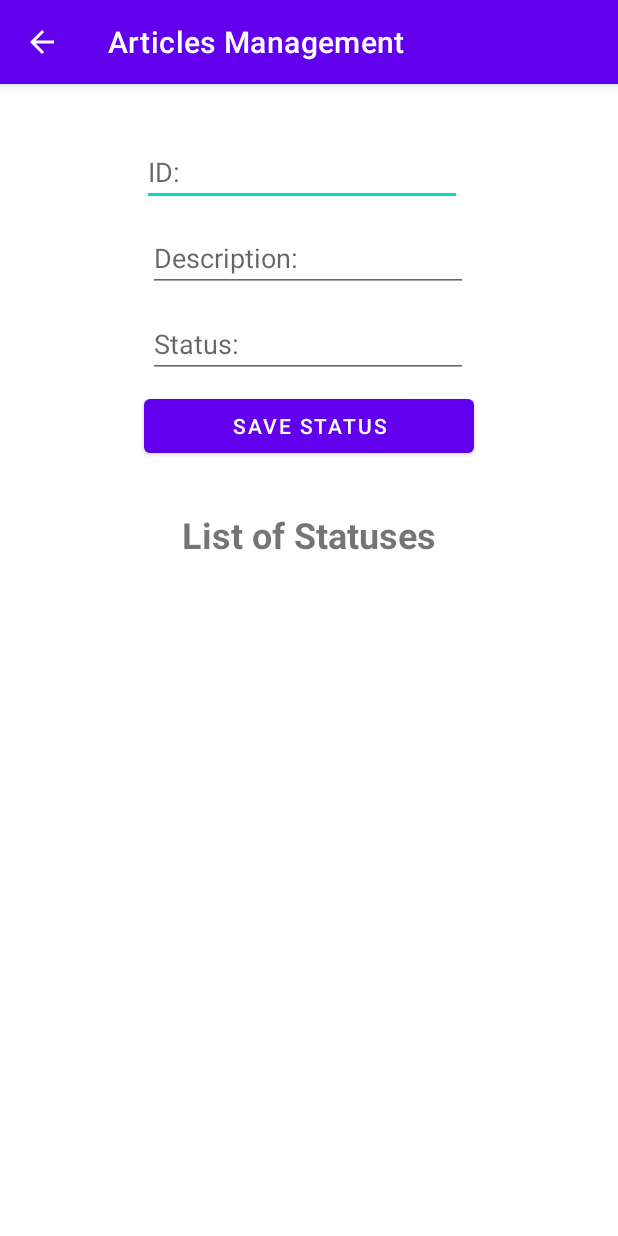
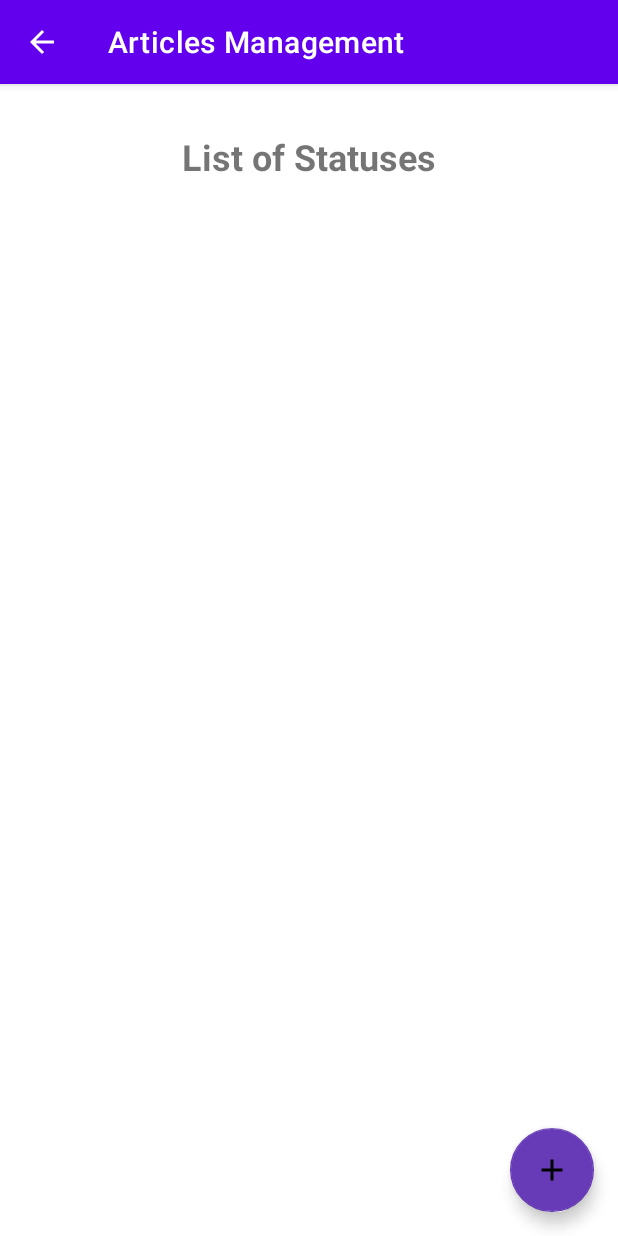
Before and after one commit to AlexRTC1997/EB_Project, an Android app: the StatusActivity screen opened directly, with no data from a screen before it, on a phone screen of 412 x 824 dp. Run offline under Robolectric (Android 15) with nearby library versions, the phone set to English and light mode, and no system bars.

Commit message:
UPDATE: Status Add Activity

```diff
--- a/app/src/main/java/com/example/eb_project/StatusActivity.java
+++ b/app/src/main/java/com/example/eb_project/StatusActivity.java
@@ -4,6 +4,7 @@ import androidx.appcompat.app.AppCompatActivity;
 import androidx.recyclerview.widget.LinearLayoutManager;
 import androidx.recyclerview.widget.RecyclerView;
 
+import android.content.Intent;
 import android.os.Bundle;
 import android.view.View;
 import android.widget.Button;
@@ -13,13 +14,14 @@ import android.widget.Toast;
 import com.example.eb_project.adapters.StatusListAdapter;
 import com.example.eb_project.db.DbStatus;
 import com.example.eb_project.entities.Status;
+import com.google.android.material.floatingactionbutton.FloatingActionButton;
 
 import java.util.ArrayList;
 
 public class StatusActivity extends AppCompatActivity {
 
-    EditText etStatusId, etStatusDescription, etStatusStatus;
-    Button btnStatusSave;
+
+    FloatingActionButton fbaStatusAdd;
 
     RecyclerView rvStatusList;
     ArrayList<Status> statusList;
@@ -30,25 +32,8 @@ public class StatusActivity extends AppCompatActivity {
         setContentView(R.layout.activity_status);
 
         // STATUS FORM
-        etStatusId = findViewById(R.id.ed_status_details_id);
-        etStatusDescription = findViewById(R.id.et_status_details_description);
-        etStatusStatus = findViewById(R.id.et_status_details_status);
-        btnStatusSave = findViewById(R.id.btn_status_details_save);
+        fbaStatusAdd = findViewById(R.id.fba_status_add);
 
-        btnStatusSave.setOnClickListener(new View.OnClickListener() {
-            @Override
-            public void onClick(View view) {
-                DbStatus dbArticles = new DbStatus(StatusActivity.this);
-                long id = dbArticles.insertStatus(etStatusId.getText().toString(), etStatusDescription.getText().toString(), etStatusStatus.getText().toString());
-
-                if (id > 0) {
-                    Toast.makeText(StatusActivity.this, "Saved status", Toast.LENGTH_LONG).show();
-                    cleanFields();
-                } else {
-                    Toast.makeText(StatusActivity.this, "Something went wrong", Toast.LENGTH_LONG).show();
-                }
-            }
-        });
 
         // RECYCLER VIEW
         rvStatusList = findViewById(R.id.rv_status_list);
@@ -60,11 +45,16 @@ public class StatusActivity extends AppCompatActivity {
 
         StatusListAdapter adapter = new StatusListAdapter(dbStatus.displayStatus());
         rvStatusList.setAdapter(adapter);
+
+        // ADD ACTION
+        fbaStatusAdd.setOnClickListener(new View.OnClickListener() {
+            @Override
+            public void onClick(View view) {
+                Intent intent = new Intent(StatusActivity.this, StatusAddActivity.class);
+                startActivity(intent);
+            }
+        });
     }
 
-    private void cleanFields() {
-        etStatusId.setText("");
-        etStatusDescription.setText("");
-        etStatusStatus.setText("");
-    }
+
 }
--- /dev/null
+++ b/app/src/main/res/drawable/ic_add.xml
@@ -0,0 +1,5 @@
+<vector android:height="24dp" android:tint="#FFFFFF"
+    android:viewportHeight="24" android:viewportWidth="24"
+    android:width="24dp" xmlns:android="http://schemas.android.com/apk/res/android">
+    <path android:fillColor="@android:color/white" android:pathData="M19,13h-6v6h-2v-6H5v-2h6V5h2v6h6v2z"/>
+</vector>
--- a/app/src/main/res/layout/activity_status.xml
+++ b/app/src/main/res/layout/activity_status.xml
@@ -6,57 +6,6 @@
     android:layout_height="match_parent"
     tools:context=".StatusActivity">
 
-    <EditText
-        android:id="@+id/ed_status_details_id"
-        android:layout_width="wrap_content"
-        android:layout_height="wrap_content"
-        android:layout_marginTop="36dp"
-        android:ems="10"
-        android:hint="@string/status_id_label"
-        android:inputType="textPersonName"
-        app:layout_constraintEnd_toEndOf="parent"
-        app:layout_constraintHorizontal_bias="0.477"
-        app:layout_constraintStart_toStartOf="parent"
-        app:layout_constraintTop_toTopOf="parent" />
-
-    <EditText
-        android:id="@+id/et_status_details_description"
-        android:layout_width="wrap_content"
-        android:layout_height="wrap_content"
-        android:layout_marginTop="12dp"
-        android:ems="10"
-        android:hint="@string/status_description_label"
-        android:inputType="textPersonName"
-        app:layout_constraintEnd_toEndOf="parent"
-        app:layout_constraintHorizontal_bias="0.497"
-        app:layout_constraintStart_toStartOf="parent"
-        app:layout_constraintTop_toBottomOf="@+id/ed_status_details_id" />
-
-    <EditText
-        android:id="@+id/et_status_details_status"
-        android:layout_width="wrap_content"
-        android:layout_height="wrap_content"
-        android:layout_marginTop="12dp"
-        android:ems="10"
-        android:hint="@string/status_status_label"
-        android:inputType="textPersonName"
-        app:layout_constraintEnd_toEndOf="parent"
-        app:layout_constraintHorizontal_bias="0.497"
-        app:layout_constraintStart_toStartOf="parent"
-        app:layout_constraintTop_toBottomOf="@+id/et_status_details_description" />
-
-    <Button
-        android:id="@+id/btn_status_details_save"
-        android:layout_width="0dp"
-        android:layout_height="wrap_content"
-        android:layout_marginStart="96dp"
-        android:layout_marginTop="8dp"
-        android:layout_marginEnd="96dp"
-        android:text="@string/status_save_label"
-        app:layout_constraintEnd_toEndOf="parent"
-        app:layout_constraintHorizontal_bias="0.0"
-        app:layout_constraintStart_toStartOf="parent"
-        app:layout_constraintTop_toBottomOf="@+id/et_status_details_status" />
 
     <androidx.recyclerview.widget.RecyclerView
         android:id="@+id/rv_status_list"
@@ -79,6 +28,18 @@
         android:textStyle="bold"
         app:layout_constraintEnd_toEndOf="parent"
         app:layout_constraintStart_toStartOf="parent"
-        app:layout_constraintTop_toBottomOf="@+id/btn_status_details_save" />
+        app:layout_constraintTop_toTopOf="parent" />
+
+    <com.google.android.material.floatingactionbutton.FloatingActionButton
+        android:id="@+id/fba_status_add"
+        android:layout_width="wrap_content"
+        android:layout_height="wrap_content"
+        android:layout_marginEnd="16dp"
+        android:layout_marginBottom="16dp"
+        android:clickable="true"
+        app:backgroundTint="#673AB7"
+        app:layout_constraintBottom_toBottomOf="parent"
+        app:layout_constraintEnd_toEndOf="parent"
+        android:src="@drawable/ic_add" />
 
 </androidx.constraintlayout.widget.ConstraintLayout>
```
Also changed, not shown: app/src/main/AndroidManifest.xml (+9 -2 lines), app/src/main/java/com/example/eb_project/StatusAddActivity.java (added, +56 -0 lines), app/src/main/res/layout/activity_status_add.xml (added, +63 -0 lines).
